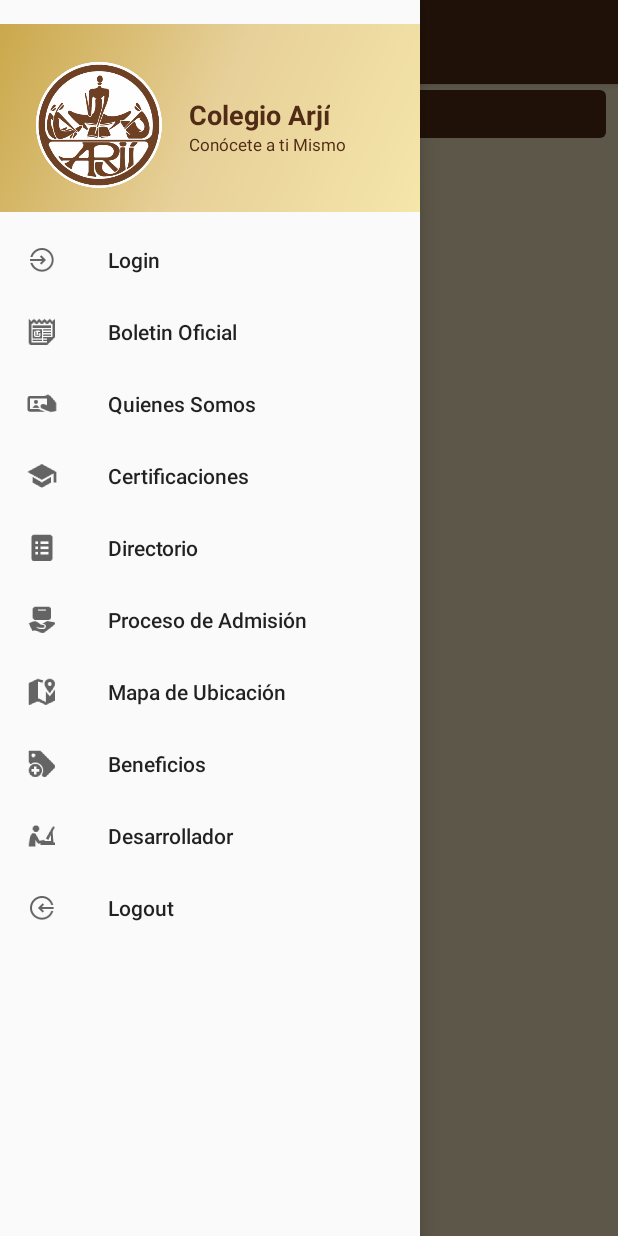
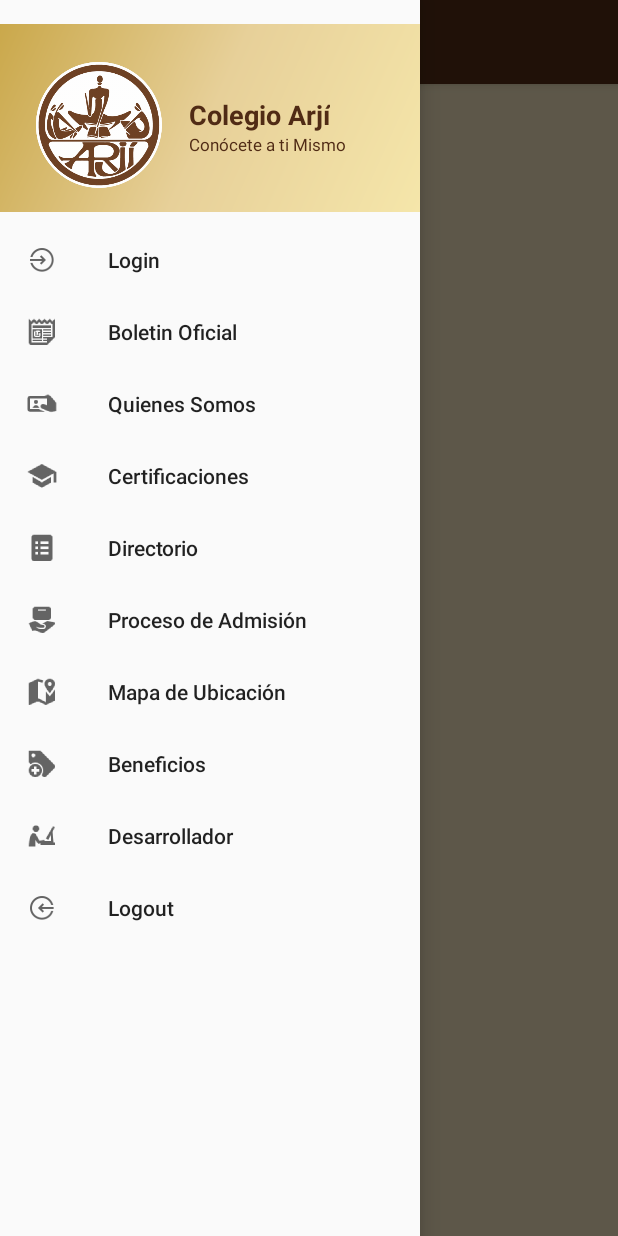
Before and after one commit to HCarlos/Arji-Android, an Android app: the screen it shows after launch (MainActivity), with the side drawer open, on a phone screen of 412 x 824 dp. Run offline under Robolectric (Android 15) with nearby library versions, the phone set to English and light mode, and no system bars; our stand-ins replace Volley; 4 statements that could not run were skipped.

Commit message:
Arjí - Update 15 - Public Release Production

```diff
--- a/app/build.gradle
+++ b/app/build.gradle
@@ -7,14 +7,13 @@ android {
         applicationId "mx.com.logydes.colegioarji"
         minSdkVersion 15
         targetSdkVersion 23
-        versionCode 1
-        versionName "1.0"
+        versionCode 2
+        versionName "1.1"
     }
     buildTypes {
         release {
             minifyEnabled true
             proguardFiles getDefaultProguardFile('proguard-android.txt'), 'proguard-rules.pro'
-            // proguardFile '/home/devch/Android/Sdk/tools/proguard/proguard-android.txt'
         }
     }
     packagingOptions {
--- a/app/src/main/java/mx/com/logydes/colegioarji/Inside/DocumentInside.java
+++ b/app/src/main/java/mx/com/logydes/colegioarji/Inside/DocumentInside.java
@@ -89,9 +89,10 @@ public class DocumentInside {
                 super.onPageStarted(view, url, favicon);
                 LinearLayout.LayoutParams lpView = new LinearLayout.LayoutParams(LinearLayout.LayoutParams.MATCH_PARENT, LinearLayout.LayoutParams.MATCH_PARENT);
 
-                TextView tv = (TextView) context.findViewById(R.id.bienvenida);
+                TextView tv = (TextView) context.findViewById(R.id.txtBienvenida);
                 if ( tv != null ) {
-                    tv.setVisibility(0);
+                    // tv.setVisibility(0);
+                    tv.setVisibility(tv.INVISIBLE);
                 }
                 webview.setLayoutParams(lpView);
                 pDialog.setMessage("Cargando...");
--- a/app/src/main/java/mx/com/logydes/colegioarji/MainActivity.java
+++ b/app/src/main/java/mx/com/logydes/colegioarji/MainActivity.java
@@ -1,7 +1,10 @@
 package mx.com.logydes.colegioarji;
 
+import android.content.Context;
 import android.content.Intent;
+import android.graphics.drawable.Drawable;
 import android.net.Uri;
+import android.os.Build;
 import android.os.Bundle;
 import android.support.design.widget.NavigationView;
 import android.support.v4.view.GravityCompat;
@@ -58,7 +61,7 @@ public class MainActivity extends AppCompatActivity
 
         db = new SQLiteHandler(getApplicationContext());
         session = new SessionManager(getApplicationContext());
-        tv = (TextView) findViewById(R.id.bienvenida);
+        tv = (TextView) findViewById(R.id.txtBienvenida);
 
         if (session.isLoggedIn() && singleton.getRsHijosSize() <= 0) {
             db.getUserDetails();
@@ -70,14 +73,19 @@ public class MainActivity extends AppCompatActivity
         setSupportActionBar(toolbar);
 
         webview = (WebView) findViewById(R.id.webview);
+        DrawerLayout dl = (DrawerLayout) findViewById(R.id.drawer_layout);
 
-        /*
-        HashMap<String, String> user = db.getUserDetails();
-        String username = user.get("label");
-        tv.setText( "Bienvenido " + username );
-        */
-
-        // String email = user.get("email");
+        if (!session.isLoggedIn()){
+            if ( tv != null ) {
+                tv.setVisibility(tv.INVISIBLE);
+                dl.setBackgroundResource(R.color.colorBackground);
+            }
+        }else{
+            if ( tv != null ) {
+                tv.setVisibility(tv.VISIBLE);
+                dl.setBackgroundResource(R.drawable.background_1_arji);
+            }
+        }
 
 
         drawer = (DrawerLayout) findViewById(R.id.drawer_layout);
--- a/app/src/main/res/layout/activity_main.xml
+++ b/app/src/main/res/layout/activity_main.xml
@@ -7,7 +7,7 @@
     android:layout_width="match_parent"
     android:layout_height="match_parent"
     android:fitsSystemWindows="true"
-    android:background="@color/colorBackground"
+    android:background="@drawable/background_1_arji"
     tools:openDrawer="start"
     >
 
--- a/app/src/main/res/layout/content_main.xml
+++ b/app/src/main/res/layout/content_main.xml
@@ -21,13 +21,14 @@
     </WebView>
 
     <TextView
-        android:id="@+id/bienvenida"
+        android:id="@+id/txtBienvenida"
         android:layout_width="match_parent"
         android:layout_height="@dimen/em32"
         android:layout_marginRight="@dimen/em8"
         android:layout_marginLeft="@dimen/em8"
         android:layout_marginBottom="@dimen/cvBottomMarginHijos"
         android:layout_marginTop="@dimen/cvBottomMarginHijos"
+        android:paddingTop="@dimen/em6"
         android:background="@drawable/round_corners"
         android:textColor="@color/white"
         android:gravity="center_horizontal"
--- a/app/src/main/res/values/dimens.xml
+++ b/app/src/main/res/values/dimens.xml
@@ -10,7 +10,9 @@
     <dimen name="lema_app_left_bar">11dp</dimen>
     <dimen name="titulo_app_left_bar_padding_top">16dp</dimen>
     <dimen name="app_left_bar_padding_left">10dp</dimen>
+    <dimen name="em2">2dp</dimen>
     <dimen name="em4">4dp</dimen>
+    <dimen name="em6">6dp</dimen>
     <dimen name="em8">8dp</dimen>
     <dimen name="em10">10dp</dimen>
     <dimen name="em12">12dp</dimen>
```
Also changed, not shown: app/src/main/AndroidManifest.xml (+11 -2 lines), app/src/main/res/drawable-hdpi/background_1_arji.png (added), app/src/main/res/drawable-ldpi/background_1_arji.png (added), app/src/main/res/drawable-mdpi/background_1_arji.png (added), app/src/main/res/drawable-xhdpi/background_1_arji.png (added), app/src/main/res/drawable-xxhdpi/background_1_arji.png (added), app/src/main/res/drawable-xxxhdpi/background_1_arji.png (added), 186 other files.
